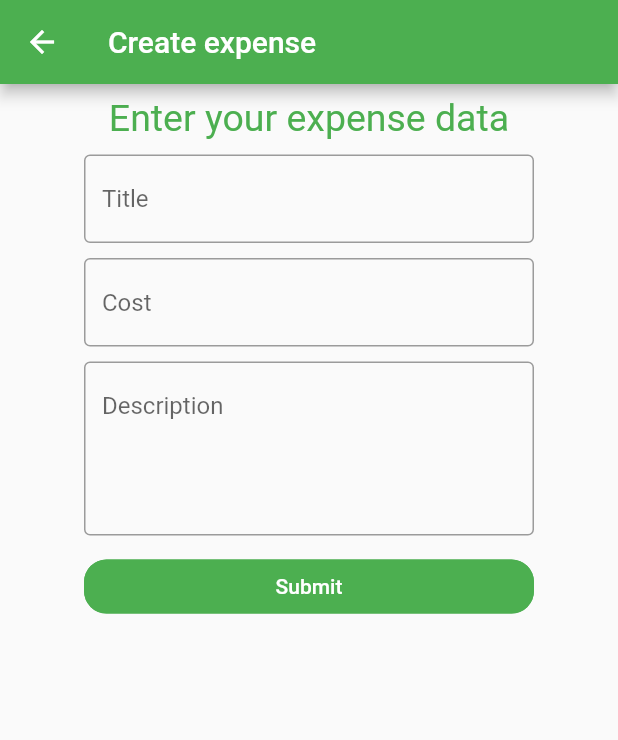
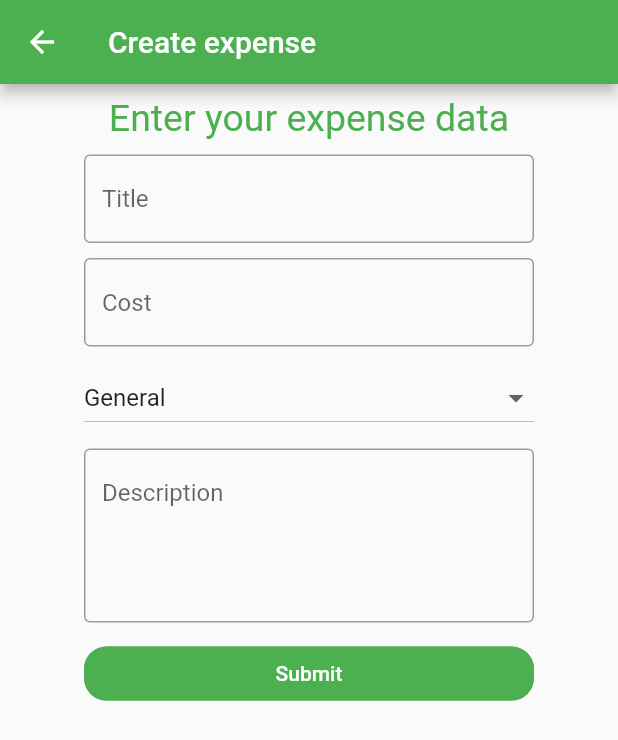
Before and after one commit to pawelFelcyn/budget_app, a Flutter app: the CreateExpensePage screen opened by its route, on a phone screen of 412 x 824 dp. Shown: the top 740 px of the screen. Run offline on Flutter 3.47's test engine with Material 2 defaults, Android fonts, the phone set to English and light mode, and no system bars; our stand-ins replace cloud_firestore, firebase_auth, firebase_core, flutter_datetime_picker, get; accounts and stored records are empty.

Commit message:
selecting category on creating expense

```diff
--- a/lib/data/dtos/create_expense_dto.dart
+++ b/lib/data/dtos/create_expense_dto.dart
@@ -1,5 +1,8 @@
+import 'package:budget_app/data/dtos/expense_category.dart';
+
 class CreateExpenseDto{
     String title = '';
     String description = '';
     double cost = 0;
+    ExpenseCategory category = ExpenseCategory.general;
 }
--- /dev/null
+++ b/lib/data/dtos/expense_category.dart
@@ -0,0 +1,9 @@
+enum ExpenseCategory{
+  general,
+  food,
+  hygiene,
+  medicationAndDrugs,
+  clothes,
+  entertainment,
+  rent
+}
--- a/lib/presentation/pages/create_expense_page.dart
+++ b/lib/presentation/pages/create_expense_page.dart
@@ -1,5 +1,6 @@
 import 'package:budget_app/presentation/controllers/create_expense_controller.dart';
 import 'package:budget_app/presentation/utils/styles.dart';
+import 'package:budget_app/presentation/views/expense_category_dropdown.dart';
 import 'package:flutter/material.dart';
 import 'package:flutter/services.dart';
 import 'package:get/get_state_manager/src/rx_flutter/rx_getx_widget.dart';
@@ -85,6 +86,13 @@ class CreateExpensePage extends GetView<CreateExpenseController>{
                     ),),
                 ),
                 const SizedBox(height: 10,),
+                SizedBox(width: 300,
+                  child: Expanded(
+                    child: ExpenseCategoryDropdown(onCategoryChanged: (category){
+                      controller.dto.value.category = category;
+                                  }),
+                  ),),
+                const SizedBox(height: 10,),
                 SizedBox(
                   width: 300,
                   child: GetX<CreateExpenseController>(
--- /dev/null
+++ b/lib/presentation/views/expense_category_dropdown.dart
@@ -0,0 +1,70 @@
+import 'package:flutter/material.dart';
+
+import '../../data/dtos/expense_category.dart';
+
+class ExpenseCategoryDropdown extends StatefulWidget{
+  final void Function(ExpenseCategory) onCategoryChanged;
+
+  const ExpenseCategoryDropdown({super.key, required this.onCategoryChanged});
+
+  @override
+  State<StatefulWidget> createState() {
+    // ignore: no_logic_in_create_state
+    return _ExpenseCategoryDropdownState(onCategoryChanged);
+  }
+}
+
+class _ExpenseCategoryDropdownState extends State<ExpenseCategoryDropdown>{
+  late ExpenseCategory _selctedCategory;
+  final void Function(ExpenseCategory) onCategoryChanged;
+  final _allCategories = ExpenseCategory.values;
+
+  _ExpenseCategoryDropdownState(this.onCategoryChanged){
+    _selctedCategory = ExpenseCategory.general;
+  }
+
+  @override
+  Widget build(BuildContext context) {
+    return DropdownButton(
+      value: _selctedCategory,
+      isExpanded: true,
+      items: _allCategories.map<DropdownMenuItem<ExpenseCategory>>((value){
+        return DropdownMenuItem<ExpenseCategory>(
+          value: value,
+          child: Text(_getDisplayValue(value)));
+      }).toList(),
+      onChanged: (value){
+        setState(() {
+          if (value != null){
+            _updateSelectedCategory(value);
+          }
+        });
+      }
+      );
+  }
+
+  String _getDisplayValue(ExpenseCategory category){
+    switch (category){
+      case ExpenseCategory.food:
+        return "Food";
+      case ExpenseCategory.hygiene:
+        return "Hygiene";
+      case ExpenseCategory.medicationAndDrugs:
+        return "Medication and drugs";
+      case ExpenseCategory.clothes:
+        return "Clothes";
+      case ExpenseCategory.entertainment:
+        return "Entertainmnt";
+      case ExpenseCategory.rent:
+        return "Rent";
+      default:
+        return "General";
+    }
+  }
+
+  void _updateSelectedCategory(ExpenseCategory newCategory){
+    _selctedCategory = newCategory;
+    onCategoryChanged(_selctedCategory);
+  }
+
+}
```
Also changed, not shown: lib/data/dtos/expense.dto.dart (+6 -3 lines), lib/domain/services/expense_service.dart (+9 -1 lines).
